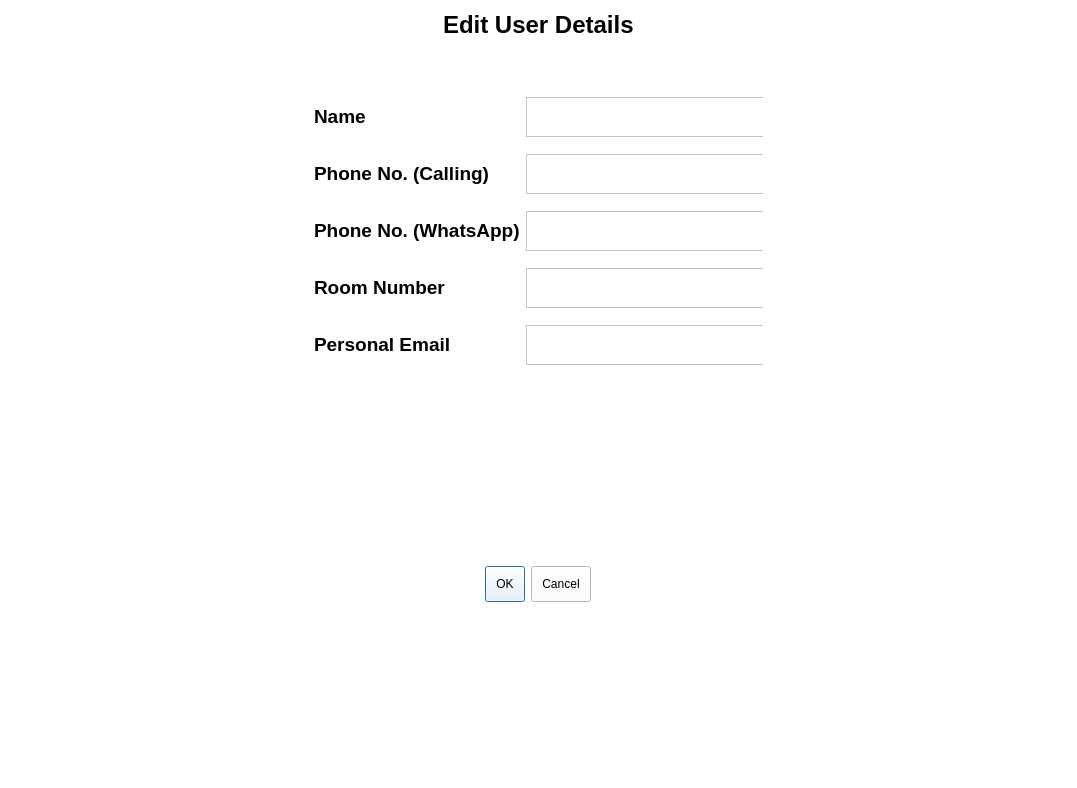
arc-bphc/sims-gui, file editdetails.ui: the form before one commit.
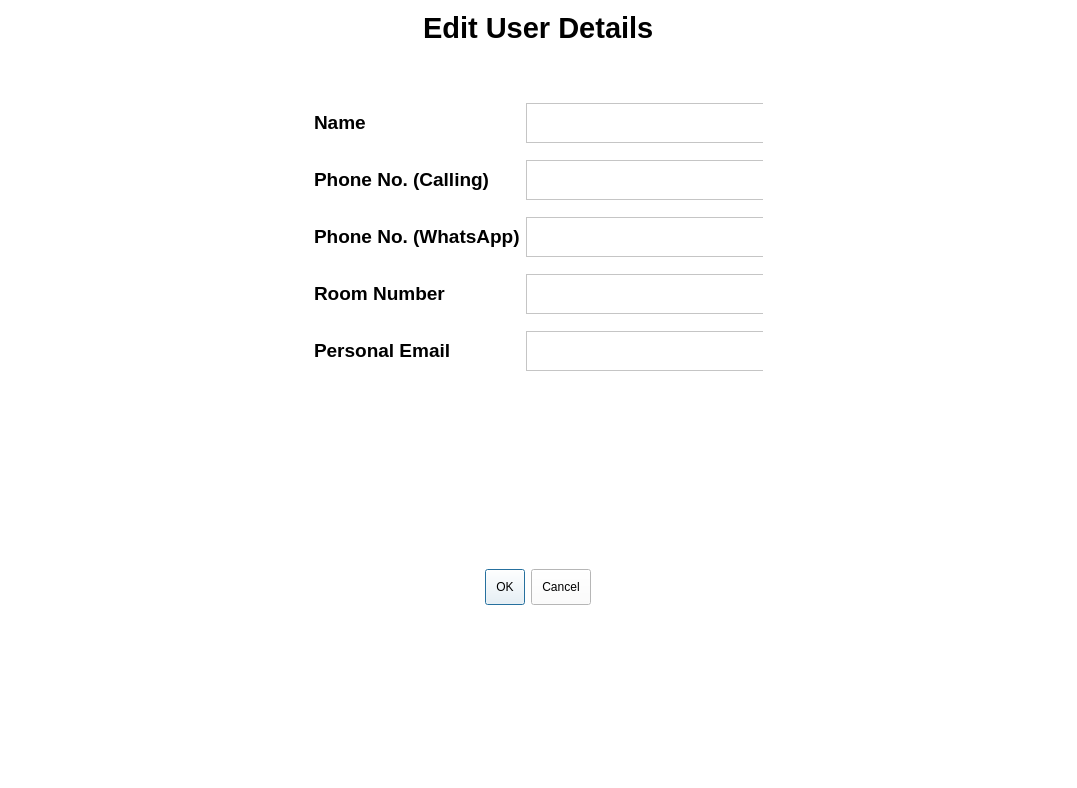
The form after the commit.

Patch:
```diff
--- a/editdetails.ui
+++ b/editdetails.ui
@@ -200,7 +200,7 @@
      <item row="0" column="1" alignment="Qt::AlignHCenter|Qt::AlignTop">
       <widget class="QLabel" name="label_10">
        <property name="text">
-        <string>&lt;html&gt;&lt;head/&gt;&lt;body&gt;&lt;p&gt;&lt;span style=&quot; font-size:18pt; font-weight:600;&quot;&gt;Edit User Details&lt;/span&gt;&lt;/p&gt;&lt;/body&gt;&lt;/html&gt;</string>
+        <string>&lt;html&gt;&lt;head/&gt;&lt;body&gt;&lt;p&gt;&lt;span style=&quot; font-size:22pt; font-weight:600;&quot;&gt;Edit User Details&lt;/span&gt;&lt;/p&gt;&lt;/body&gt;&lt;/html&gt;</string>
        </property>
       </widget>
      </item>
```
